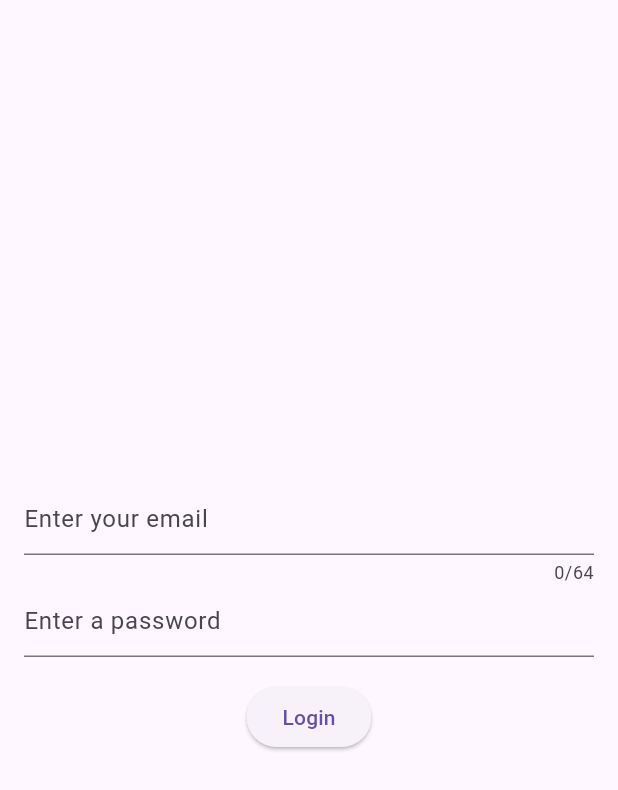
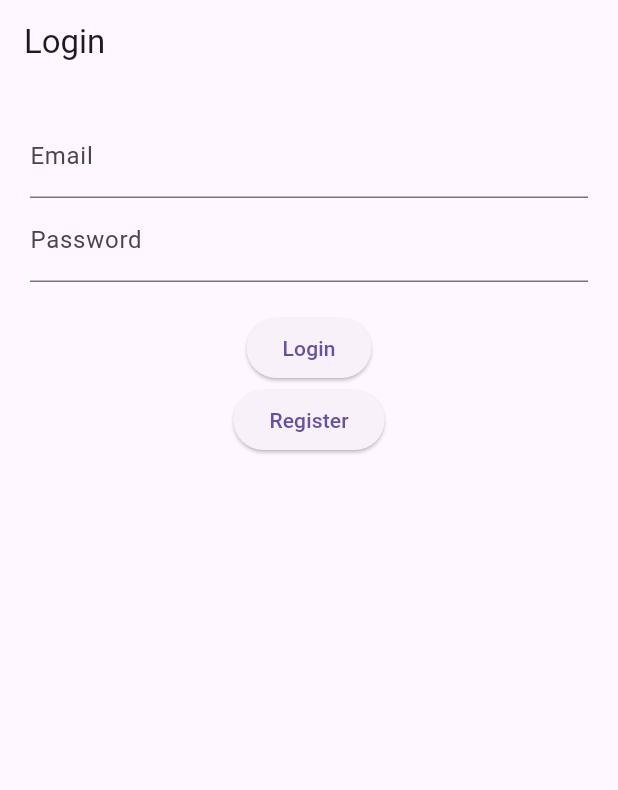
Before and after one commit to RushGarris/terraria_progression, a Flutter app: the screen it shows after launch, on a phone screen of 412 x 824 dp. Shown: the top 790 px of the screen. Run offline on Flutter 3.47's test engine with Material 3 defaults, Android fonts, the phone set to English and light mode, and no system bars; our stand-ins replace cloud_firestore, firebase_auth, firebase_core; accounts and stored records are empty.

Commit message:
big works

```diff
--- /dev/null
+++ b/lib/auth_gate.dart
@@ -0,0 +1,32 @@
+import 'package:flutter/material.dart';
+import 'package:firebase_auth/firebase_auth.dart';
+
+import 'screens/login_screen.dart';
+import 'screens/class_select_screen.dart';
+
+class AuthGate extends StatelessWidget {
+  const AuthGate({super.key});
+
+  @override
+  Widget build(BuildContext context) {
+
+    return StreamBuilder<User?>(
+      stream: FirebaseAuth.instance.authStateChanges(),
+
+      builder: (context, snapshot) {
+
+        if (snapshot.connectionState == ConnectionState.waiting) {
+          return const Scaffold(
+            body: Center(child: CircularProgressIndicator()),
+          );
+        }
+
+        if (snapshot.hasData) {
+          return const ClassSelectScreen();
+        }
+
+        return const LoginScreen();
+      },
+    );
+  }
+}
--- a/lib/main.dart
+++ b/lib/main.dart
@@ -1,148 +1,12 @@
-import 'package:firebase_auth/firebase_auth.dart';
 import 'package:firebase_core/firebase_core.dart';
 import 'package:flutter/material.dart';
-
+import 'auth_gate.dart';
 import 'firebase_options.dart';
-import 'screens/class_select_screen.dart';
 
 Future<void> main() async {
   WidgetsFlutterBinding.ensureInitialized();
-  runApp(const MaterialApp(title: "Terraria Guide", home: MyApp()));
+  await Firebase.initializeApp(
+    options: DefaultFirebaseOptions.currentPlatform,
+  );
+  runApp(const MaterialApp(title: "Terraria Guide", home: AuthGate()));
 }
-
-class MyApp extends StatefulWidget {
-  const MyApp({super.key});
-
-  @override
-  State<MyApp> createState() => _MyAppState();
-
-}
-
-class _MyAppState extends State<MyApp> {
-  bool firebaseReady = false;
-
-  @override
-  void initState() {
-    super.initState();
-    Firebase.initializeApp(
-      options: DefaultFirebaseOptions.currentPlatform,
-    ).then((_) => setState(() => firebaseReady = true));
-  }
-
-  @override
-  Widget build(BuildContext context) {
-    if (!firebaseReady) {
-      return const Scaffold(
-        body: Center(child: CircularProgressIndicator()),
-      );
-    }
-    print("currentUser = ${FirebaseAuth.instance.currentUser?.email}");
-
-    return const LoginScreen();
-  }
-}
-
-class LoginScreen extends StatefulWidget {
-  const LoginScreen({super.key});
-
-  @override
-  State<LoginScreen> createState() => _LoginScreenState();
-}
-
-class _LoginScreenState extends State<LoginScreen> {
-  String? email;
-  String? password;
-  String? error;
-  final _formKey = GlobalKey<FormState>();
-
-
-  @override
-  Widget build(BuildContext context) {
-    return Scaffold(
-      body: Padding(
-        padding: const EdgeInsets.all(16),
-        child: Form(
-          key: _formKey,
-          child: Column(
-            mainAxisAlignment: MainAxisAlignment.center,
-            children: [
-              TextFormField(
-                decoration: const InputDecoration(hintText: 'Enter your email'),
-                keyboardType: TextInputType.emailAddress,
-                maxLength: 64,
-                onChanged: (value) => email = value.trim(),
-                validator: (value) {
-                  if (value == null || value.trim().isEmpty) {
-                    return 'Please enter an email';
-                  }
-                  return null;
-                },
-              ),
-              TextFormField(
-                decoration: const InputDecoration(hintText: "Enter a password"),
-                obscureText: true,
-                onChanged: (value) => password = value,
-                validator: (value) {
-                  if (value == null || value.length < 8) {
-                    return 'Password must be at least 8 characters.';
-                  }
-                  return null;
-                },
-              ),
-              const SizedBox(height: 16),
-              ElevatedButton(
-                child: const Text('Login'),
-                onPressed: () {
-                  if (_formKey.currentState!.validate()) {
-                    tryLogin();
-                  }
-                },
-              ),
-              if (error != null)
-                Padding(
-                  padding: const EdgeInsets.only(top: 12),
-                  child: Text(
-                    "Error: $error",
-                    style: TextStyle(color: Colors.red[800], fontSize: 12),
-                  ),
-                ),
-            ],
-          ),
-        ),
-      ),
-    );
-  }
-
-  Future<void> tryLogin() async {
-    try {
-      final credential = await FirebaseAuth.instance.signInWithEmailAndPassword(
-        email: email!,
-        password: password!,
-      );
-      print("Logged in ${credential.user?.email}");
-
-      setState(() => error = null);
-
-      if (!mounted) return;
-
-      Navigator.of(context).pushReplacement(
-        MaterialPageRoute(builder: (context) => const ClassSelectScreen()),
-      );
-    } on FirebaseAuthException catch (e) {
-      setState(() {
-        if (e.code == 'user-not-found') {
-          error = 'No user found for that email.';
-        } else if (e.code == 'wrong-password') {
-          error = 'Wrong password provided for that user.';
-        } else if (e.code == 'invalid-credential') {
-          error = 'Invalid email/password.';
-        } else {
-          error = 'Auth error: ${e.message}';
-        }
-      });
-    } catch (e) {
-      setState(() => error = e.toString());
-    }
-  }
-
-}
--- /dev/null
+++ b/lib/screens/login_screen.dart
@@ -0,0 +1,76 @@
+import 'package:flutter/material.dart';
+import 'package:firebase_auth/firebase_auth.dart';
+
+class LoginScreen extends StatefulWidget {
+  const LoginScreen({super.key});
+
+  @override
+  State<LoginScreen> createState() => _LoginScreenState();
+}
+
+class _LoginScreenState extends State<LoginScreen> {
+  final emailController = TextEditingController();
+  final passwordController = TextEditingController();
+
+  Future<void> signIn() async {
+    try {
+      await FirebaseAuth.instance.signInWithEmailAndPassword(
+        email: emailController.text.trim(),
+        password: passwordController.text.trim(),
+      );
+    } on FirebaseAuthException catch (e) {
+      ScaffoldMessenger.of(context).showSnackBar(
+        SnackBar(content: Text(e.message ?? 'Authentication failed')),
+      );
+    } catch (e) {
+      ScaffoldMessenger.of(
+        context,
+      ).showSnackBar(SnackBar(content: Text('Something went wrong')));
+    }
+  }
+
+  Future<void> register() async {
+    try {
+      await FirebaseAuth.instance.createUserWithEmailAndPassword(
+        email: emailController.text.trim(),
+        password: passwordController.text.trim(),
+      );
+    } catch (e) {
+      ScaffoldMessenger.of(
+        context,
+      ).showSnackBar(SnackBar(content: Text("Register failed: $e")));
+    }
+  }
+
+  @override
+  Widget build(BuildContext context) {
+    return Scaffold(
+      appBar: AppBar(title: const Text("Login")),
+
+      body: Padding(
+        padding: const EdgeInsets.all(20),
+
+        child: Column(
+          children: [
+            TextField(
+              controller: emailController,
+              decoration: const InputDecoration(labelText: "Email"),
+            ),
+
+            TextField(
+              controller: passwordController,
+              decoration: const InputDecoration(labelText: "Password"),
+              obscureText: true,
+            ),
+
+            const SizedBox(height: 20),
+
+            ElevatedButton(onPressed: signIn, child: const Text("Login")),
+
+            ElevatedButton(onPressed: register, child: const Text("Register")),
+          ],
+        ),
+      ),
+    );
+  }
+}
```
Also changed, not shown: lib/screens/class_select_screen.dart (+8 -0 lines), 3 other files.
